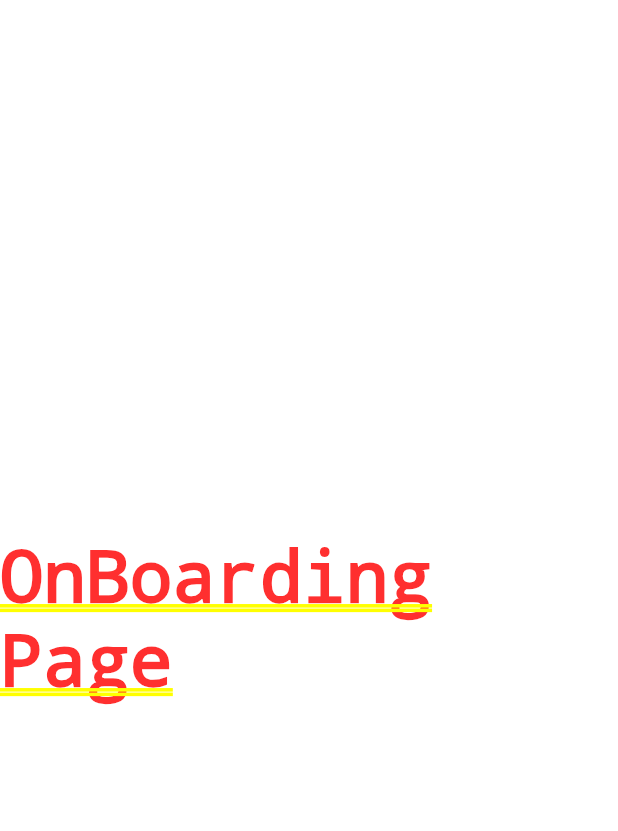
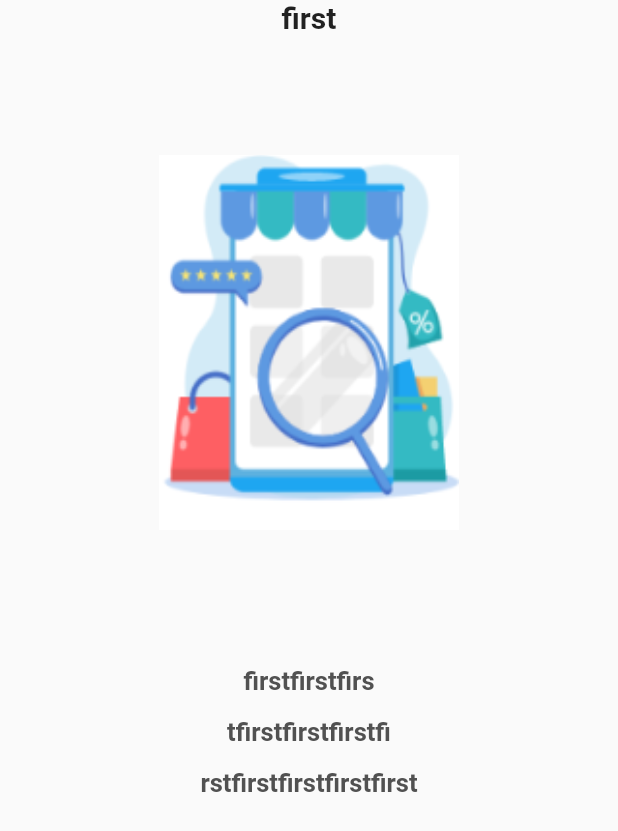
Before and after one commit to MohamedAhmedSD/ecommerce_from_wael, a Flutter app: the screen it shows after launch, on a phone screen of 412 x 824 dp. Shown: the top 831 px of the screen. Run offline on Flutter 3.47's test engine with Material 2 defaults, Android fonts, the phone set to English and light mode, and no system bars; our stand-ins replace get.

Commit message:
[5] on boarding page

```diff
--- /dev/null
+++ b/lib/core/constants/color.dart
@@ -0,0 +1,7 @@
+import 'package:flutter/material.dart';
+
+//* better to use App before every constants class
+
+class AppColor {
+  static const Color grey = Color(0xff515151);
+}
--- /dev/null
+++ b/lib/core/constants/image_assets.dart
@@ -0,0 +1,9 @@
+//* better to use App before every constants class
+class AppImageAsset {
+  //* save route of image asset on certain variable == rootImages
+  static const String rootImages = "assets/images";
+  static const String onBoardingImage1 = "$rootImages/onboardingone.PNG";
+  static const String onBoardingImage2 = "$rootImages/onboardingtwo.PNG";
+  static const String onBoardingImage3 = "$rootImages/onboardingthree.PNG";
+  static const String onBoardingImage4 = "$rootImages/onboardingfour.PNG";
+}
--- /dev/null
+++ b/lib/data/datasource/static.dart
@@ -0,0 +1,26 @@
+//* on it we can make dummy data for test our app or data not need to change later
+
+import '../../core/constants/image_assets.dart';
+import '../model/onboarding_model.dart';
+
+//* no need to change later
+List<OnboardingModel> onBoardingList = [
+  OnboardingModel(
+      title: "first",
+      image: AppImageAsset.onBoardingImage1,
+      body: "firstfirstfirs\ntfirstfirstfirstfi\nrstfirstfirstfirstfirst"),
+  OnboardingModel(
+      title: "second",
+      image: AppImageAsset.onBoardingImage2,
+      body: "secondsecondsecond\nsecondsecondsecondsecond\nsecondsecondsecond"),
+  OnboardingModel(
+      title: "third",
+      image: AppImageAsset.onBoardingImage3,
+      body:
+          "thirdthirdthirdthirdthird\nthirdthirdthirdthirdthird\nthirdthirdthird"),
+  OnboardingModel(
+      title: "fourth",
+      image: AppImageAsset.onBoardingImage4,
+      body:
+          "fourthfourthfourth\nfourthfourthfourthfourth\nfourthfourthfourthfourth"),
+];
--- /dev/null
+++ b/lib/data/model/onboarding_model.dart
@@ -0,0 +1,11 @@
+//* make them nun-nullable
+class OnboardingModel {
+  final String? title;
+  final String? image;
+  final String? body;
+  OnboardingModel({
+    this.title,
+    this.image,
+    this.body,
+  });
+}
--- a/lib/view/screen/onboarding/onboarding.dart
+++ b/lib/view/screen/onboarding/onboarding.dart
@@ -1,12 +1,53 @@
+import 'package:ecommerce_wah/core/constants/color.dart';
 import 'package:flutter/material.dart';
+
+import '../../../data/datasource/static.dart';
 
 class OnBoardingPage extends StatelessWidget {
   const OnBoardingPage({super.key});
 
   @override
   Widget build(BuildContext context) {
-    return const Center(
-      child: Text("OnBoarding Page"),
+    return Scaffold(
+      body: SafeArea(
+          child: PageView.builder(
+              itemCount: onBoardingList.length,
+              itemBuilder: (context, i) => Column(
+                    children: [
+                      Text(
+                        "${onBoardingList[i].title}",
+                        style: const TextStyle(
+                            fontWeight: FontWeight.bold, fontSize: 20),
+                      ),
+                      const SizedBox(
+                        height: 80,
+                      ),
+                      //? ========== try use same ratio of oraginal image =====
+                      Image.asset(
+                        "${onBoardingList[i].image}",
+                        width: 200,
+                        height: 250,
+                        fit: BoxFit.fill,
+                      ),
+                      const SizedBox(
+                        height: 80,
+                      ),
+                      //? ======== use alignment for Container && text =======
+                      Container(
+                        alignment: Alignment.center,
+                        child: Text(
+                          "${onBoardingList[i].body}",
+                          textAlign: TextAlign.center,
+                          style: const TextStyle(
+                            height: 2,
+                            color: AppColor.grey,
+                            fontWeight: FontWeight.bold,
+                            fontSize: 17,
+                          ),
+                        ),
+                      ),
+                    ],
+                  ))),
     );
   }
 }
--- a/pubspec.yaml
+++ b/pubspec.yaml
@@ -108,6 +108,10 @@ flutter:
   # To add assets to your application, add an assets section, like this:
   assets:
     - assets/
+    - assets/images/onboardingone.PNG
+    - assets/images/onboardingtwo.PNG
+    - assets/images/onboardingthree.PNG
+    - assets/images/onboardingfour.PNG
   #   - images/a_dot_ham.jpeg
 
   # An image asset can refer to one or more resolution-specific "variants", see
```
Also changed, not shown: pubspec.lock, 6 other files.
